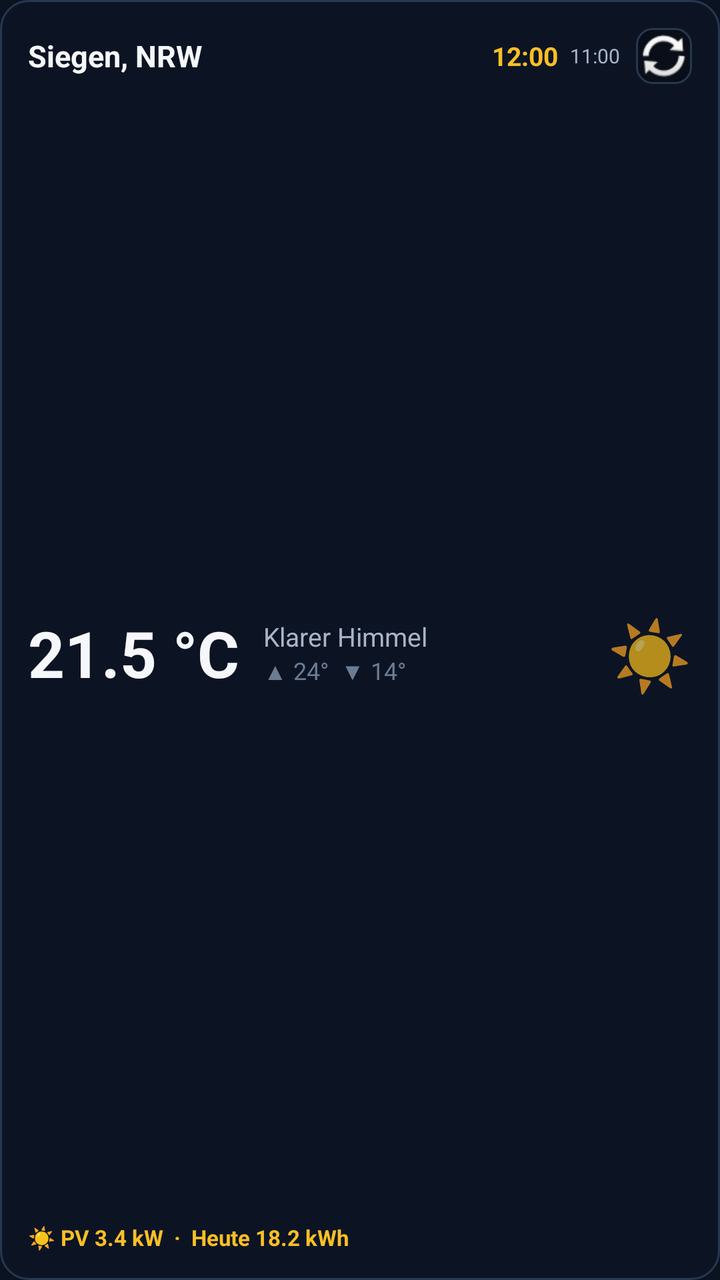
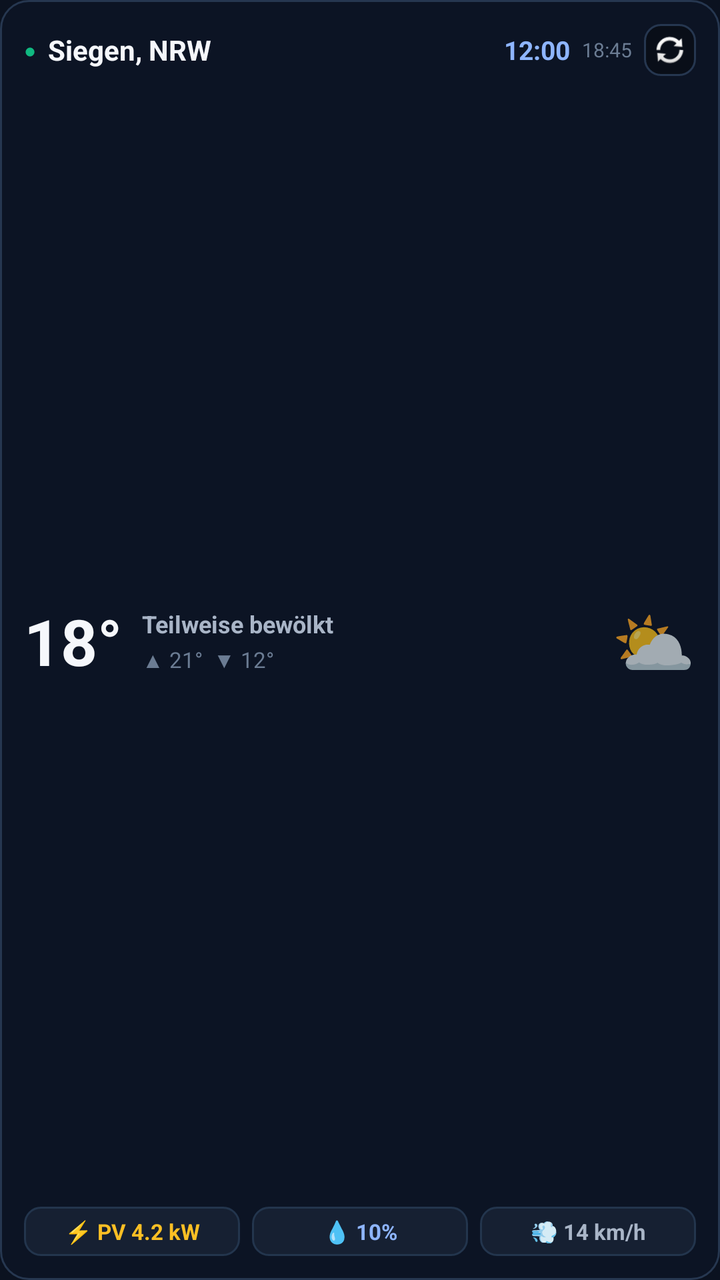

Before-and-after screenshots of an Android layout around one commit, followed by the original layout XML and the change that was made.
<!-- AndroidManifest.xml: application theme Theme.Wetter -->
<!-- res/layout/widget_weather.xml -->
<?xml version="1.0" encoding="utf-8"?>
<LinearLayout xmlns:android="http://schemas.android.com/apk/res/android"
    android:id="@+id/widget_root"
    android:layout_width="match_parent"
    android:layout_height="match_parent"
    android:background="@drawable/widget_bg"
    android:orientation="vertical"
    android:padding="14dp">

    
    <LinearLayout
        android:layout_width="match_parent"
        android:layout_height="wrap_content"
        android:gravity="center_vertical"
        android:orientation="horizontal">

        <TextView
            android:id="@+id/widget_location"
            android:layout_width="0dp"
            android:layout_height="wrap_content"
            android:layout_weight="1"
            android:ellipsize="end"
            android:maxLines="1"
            android:text="Siegen, NRW"
            android:textColor="@color/text_primary"
            android:textSize="15sp"
            android:textStyle="bold" />

        <TextClock
            android:id="@+id/widget_clock"
            android:layout_width="wrap_content"
            android:layout_height="wrap_content"
            android:layout_marginEnd="6dp"
            android:format12Hour="hh:mm"
            android:format24Hour="HH:mm"
            android:textColor="@color/pv_accent"
            android:textSize="13sp"
            android:textStyle="bold" />

        <TextView
            android:id="@+id/widget_updated"
            android:layout_width="wrap_content"
            android:layout_height="wrap_content"
            android:layout_marginEnd="8dp"
            android:text="11:00"
            android:textColor="@color/text_secondary"
            android:textSize="10sp" />

        <ImageButton
            android:id="@+id/widget_refresh_btn"
            android:layout_width="28dp"
            android:layout_height="28dp"
            android:background="@drawable/btn_bg"
            android:contentDescription="@string/refresh"
            android:src="@android:drawable/ic_popup_sync" />
    </LinearLayout>

    
    <LinearLayout
        android:layout_width="match_parent"
        android:layout_height="0dp"
            android:layout_marginTop="8dp"
        android:layout_weight="1"
        android:gravity="center_vertical"
        android:orientation="horizontal">

        <TextView
            android:id="@+id/widget_temp"
            android:layout_width="wrap_content"
            android:layout_height="wrap_content"
            android:text="21.5 °C"
            android:textColor="@color/text_primary"
            android:textSize="32sp"
            android:textStyle="bold" />

        <LinearLayout
            android:layout_width="0dp"
            android:layout_height="wrap_content"
            android:layout_marginStart="12dp"
            android:layout_weight="1"
            android:orientation="vertical">

            <TextView
                android:id="@+id/widget_desc"
                android:layout_width="wrap_content"
                android:layout_height="wrap_content"
                android:ellipsize="end"
                android:maxLines="1"
                android:text="Klarer Himmel"
                android:textColor="@color/text_secondary"
                android:textSize="13sp" />

            <TextView
                android:id="@+id/widget_high_low"
                android:layout_width="wrap_content"
                android:layout_height="wrap_content"
                android:text="▲ 24°  ▼ 14°"
                android:textColor="@color/text_muted"
                android:textSize="12sp" />
        </LinearLayout>

        <TextView
            android:id="@+id/widget_icon"
            android:layout_width="wrap_content"
            android:layout_height="wrap_content"
            android:layout_marginStart="6dp"
            android:text="☀️"
            android:textSize="34sp" />
    </LinearLayout>

    
    <LinearLayout
        android:layout_width="match_parent"
        android:layout_height="wrap_content"
        android:layout_marginTop="8dp"
        android:gravity="center_vertical"
        android:orientation="horizontal">

        <TextView
            android:id="@+id/widget_pv"
            android:layout_width="match_parent"
            android:layout_height="wrap_content"
            android:ellipsize="end"
            android:maxLines="1"
            android:text="☀️ PV 3.4 kW  ·  Heute 18.2 kWh"
            android:textColor="@color/pv_accent"
            android:textSize="11sp"
            android:textStyle="bold" />
    </LinearLayout>
</LinearLayout>
<!-- resources referenced by this layout -->
<resources>
  <color name="pv_accent">#fbbf24</color>
  <color name="text_muted">#6b7c93</color>
  <color name="text_primary">#f5f7fb</color>
  <color name="text_secondary">#a9b5c7</color>
  <!-- drawable btn_bg (drawable) -->
  <?xml version="1.0" encoding="utf-8"?>
  <shape xmlns:android="http://schemas.android.com/apk/res/android" android:shape="rectangle">
      <solid android:color="@color/bg_input"/>
      <stroke
          android:width="1dp"
          android:color="@color/border_subtle"/>
      <corners android:radius="8dp"/>
  </shape>
  <!-- drawable widget_bg (drawable) -->
  <?xml version="1.0" encoding="utf-8"?>
  <shape xmlns:android="http://schemas.android.com/apk/res/android" android:shape="rectangle">
      <solid android:color="@color/widget_bg"/>
      <stroke
          android:width="1dp"
          android:color="@color/widget_border"/>
      <corners android:radius="14dp"/>
  </shape>
  <string name="refresh">Aktualisieren</string>
  <style name="Theme.Wetter" parent="@android:style/Theme.Material.NoActionBar">
          <item name="android:textColorPrimary">@color/text_primary</item>
          <item name="android:textColorSecondary">@color/text_secondary</item>
          <item name="android:windowBackground">@color/bg_page</item>
          <item name="android:colorPrimary">@color/bg_surface</item>
          <item name="android:colorPrimaryDark">@color/bg_page</item>
          <item name="android:colorAccent">@color/brand_blue</item>
          <item name="android:statusBarColor">@color/bg_page</item>
          <item name="android:navigationBarColor">@color/bg_surface</item>
      </style>
  <color name="bg_input">#090e18</color>
  <color name="border_subtle">#263750</color>
  <color name="widget_bg">#ea0d1524</color>
  <color name="widget_border">#263750</color>
  <color name="bg_page">#0b1220</color>
  <color name="bg_surface">#090e18</color>
  <color name="brand_blue">#8eb5ff</color>
</resources>

<!-- the commit's change to res/layout/widget_weather.xml (unified diff, before → after) -->
@@ -5,7 +5,7 @@
     android:layout_height="match_parent"
     android:background="@drawable/widget_bg"
     android:orientation="vertical"
-    android:padding="14dp">
+    android:padding="12dp">
 
     
     <LinearLayout
@@ -13,6 +13,14 @@
         android:layout_height="wrap_content"
         android:gravity="center_vertical"
         android:orientation="horizontal">
+
+        <TextView
+            android:layout_width="wrap_content"
+            android:layout_height="wrap_content"
+            android:layout_marginEnd="6dp"
+            android:text="●"
+            android:textColor="@color/accent_emerald"
+            android:textSize="10sp" />
 
         <TextView
             android:id="@+id/widget_location"
@@ -23,7 +31,7 @@
             android:maxLines="1"
             android:text="Siegen, NRW"
             android:textColor="@color/text_primary"
-            android:textSize="15sp"
+            android:textSize="14sp"
             android:textStyle="bold" />
 
         <TextClock
@@ -33,7 +41,7 @@
             android:layout_marginEnd="6dp"
             android:format12Hour="hh:mm"
             android:format24Hour="HH:mm"
-            android:textColor="@color/pv_accent"
+            android:textColor="@color/accent_sky"
             android:textSize="13sp"
             android:textStyle="bold" />
 
@@ -41,17 +49,19 @@
             android:id="@+id/widget_updated"
             android:layout_width="wrap_content"
             android:layout_height="wrap_content"
-            android:layout_marginEnd="8dp"
-            android:text="11:00"
-            android:textColor="@color/text_secondary"
+            android:layout_marginEnd="6dp"
+            android:text="18:45"
+            android:textColor="@color/text_muted"
             android:textSize="10sp" />
 
         <ImageButton
             android:id="@+id/widget_refresh_btn"
-            android:layout_width="28dp"
-            android:layout_height="28dp"
+            android:layout_width="26dp"
+            android:layout_height="26dp"
             android:background="@drawable/btn_bg"
             android:contentDescription="@string/refresh"
+            android:padding="4dp"
+            android:scaleType="fitCenter"
             android:src="@android:drawable/ic_popup_sync" />
     </LinearLayout>
 
@@ -59,7 +69,8 @@
     <LinearLayout
         android:layout_width="match_parent"
         android:layout_height="0dp"
-            android:layout_marginTop="8dp"
+        android:layout_marginTop="6dp"
+        android:layout_marginBottom="6dp"
         android:layout_weight="1"
         android:gravity="center_vertical"
         android:orientation="horizontal">
@@ -68,7 +79,7 @@
             android:id="@+id/widget_temp"
             android:layout_width="wrap_content"
             android:layout_height="wrap_content"
-            android:text="21.5 °C"
+            android:text="18°"
             android:textColor="@color/text_primary"
             android:textSize="32sp"
             android:textStyle="bold" />
@@ -76,7 +87,8 @@
         <LinearLayout
             android:layout_width="0dp"
             android:layout_height="wrap_content"
-            android:layout_marginStart="12dp"
+            android:layout_marginStart="10dp"
+            android:layout_marginEnd="8dp"
             android:layout_weight="1"
             android:orientation="vertical">
 
@@ -86,25 +98,26 @@
                 android:layout_height="wrap_content"
                 android:ellipsize="end"
                 android:maxLines="1"
-                android:text="Klarer Himmel"
+                android:text="Teilweise bewölkt"
                 android:textColor="@color/text_secondary"
-                android:textSize="13sp" />
+                android:textSize="12sp"
+                android:textStyle="bold" />
 
             <TextView
                 android:id="@+id/widget_high_low"
                 android:layout_width="wrap_content"
                 android:layout_height="wrap_content"
-                android:text="▲ 24°  ▼ 14°"
+                android:layout_marginTop="2dp"
+                android:text="▲ 21°  ▼ 12°"
                 android:textColor="@color/text_muted"
-                android:textSize="12sp" />
+                android:textSize="11sp" />
         </LinearLayout>
 
         <TextView
             android:id="@+id/widget_icon"
             android:layout_width="wrap_content"
             android:layout_height="wrap_content"
-            android:layout_marginStart="6dp"
-            android:text="☀️"
+            android:text="⛅"
             android:textSize="34sp" />
     </LinearLayout>
 
@@ -112,18 +125,66 @@
     <LinearLayout
         android:layout_width="match_parent"
         android:layout_height="wrap_content"
-        android:layout_marginTop="8dp"
-        android:gravity="center_vertical"
         android:orientation="horizontal">
 
+        
         <TextView
             android:id="@+id/widget_pv"
-            android:layout_width="match_parent"
+            android:layout_width="0dp"
             android:layout_height="wrap_content"
+            android:layout_marginEnd="4dp"
+            android:layout_weight="1"
+            android:background="@drawable/widget_pill_bg"
             android:ellipsize="end"
+            android:gravity="center"
             android:maxLines="1"
-            android:text="☀️ PV 3.4 kW  ·  Heute 18.2 kWh"
+            android:paddingStart="4dp"
+            android:paddingTop="5dp"
+            android:paddingEnd="4dp"
+            android:paddingBottom="5dp"
+            android:text="⚡ PV 4.2 kW"
             android:textColor="@color/pv_accent"
+            android:textSize="11sp"
+            android:textStyle="bold" />
+
+        
+        <TextView
+            android:id="@+id/widget_rain"
+            android:layout_width="0dp"
+            android:layout_height="wrap_content"
+            android:layout_marginStart="2dp"
+            android:layout_marginEnd="2dp"
+            android:layout_weight="1"
+            android:background="@drawable/widget_pill_bg"
+            android:ellipsize="end"
+            android:gravity="center"
+            android:maxLines="1"
+            android:paddingStart="4dp"
+            android:paddingTop="5dp"
+            android:paddingEnd="4dp"
+            android:paddingBottom="5dp"
+            android:text="💧 10%"
+            android:textColor="@color/accent_sky"
+            android:textSize="11sp"
+            android:textStyle="bold" />
+
+        
+        <TextView
+            android:id="@+id/widget_wind"
+            android:layout_width="0dp"
+            android:layout_height="wrap_content"
+            android:layout_marginStart="4dp"
+            android:layout_weight="1"
+            android:background="@drawable/widget_pill_bg"
+            android:ellipsize="end"
+            android:gravity="center"
+            android:maxLines="1"
+            android:paddingStart="4dp"
+            android:paddingTop="5dp"
+            android:paddingEnd="4dp"
+            android:paddingBottom="5dp"
+            android:text="💨 14 km/h"
+            android:textColor="@color/text_secondary"
             android:textSize="11sp"
             android:textStyle="bold" />
     </LinearLayout>
<!-- resource entries referenced after the edit -->
@@ -1,5 +1,7 @@
 <!-- resources referenced by this layout -->
 <resources>
+  <color name="accent_emerald">#10b981</color>
+  <color name="accent_sky">#8eb5ff</color>
   <color name="pv_accent">#fbbf24</color>
   <color name="text_muted">#6b7c93</color>
   <color name="text_primary">#f5f7fb</color>
@@ -22,6 +24,15 @@
           android:color="@color/widget_border"/>
       <corners android:radius="14dp"/>
   </shape>
+  <!-- drawable widget_pill_bg (drawable) -->
+  <?xml version="1.0" encoding="utf-8"?>
+  <shape xmlns:android="http://schemas.android.com/apk/res/android" android:shape="rectangle">
+      <solid android:color="@color/pill_bg"/>
+      <stroke
+          android:width="1dp"
+          android:color="@color/pill_border"/>
+      <corners android:radius="8dp"/>
+  </shape>
   <string name="refresh">Aktualisieren</string>
   <style name="Theme.Wetter" parent="@android:style/Theme.Material.NoActionBar">
           <item name="android:textColorPrimary">@color/text_primary</item>
@@ -37,6 +48,8 @@
   <color name="border_subtle">#263750</color>
   <color name="widget_bg">#ea0d1524</color>
   <color name="widget_border">#263750</color>
+  <color name="pill_bg">#162032</color>
+  <color name="pill_border">#23354d</color>
   <color name="bg_page">#0b1220</color>
   <color name="bg_surface">#090e18</color>
   <color name="brand_blue">#8eb5ff</color>
